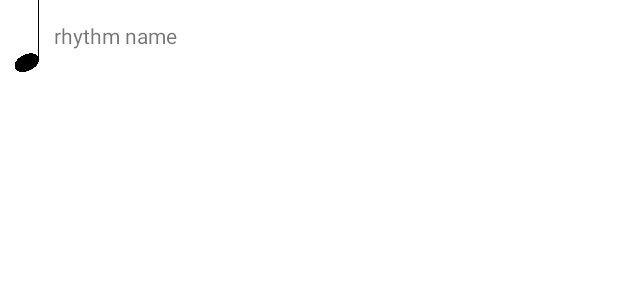
After one commit to MC-Coomber/RhythmNotator, an Android app: the layout layout_saved_rhythm.xml on its own in the app's theme, with its tools: preview values and no code run, on a phone screen of 412 x 824 dp. The commit adds this screen. Shown: the top 300 px of the screen. Run offline under Robolectric (Android 15) with nearby library versions, the phone set to English and light mode, and no system bars.

Commit message:
Saved rhythms fragment now shows list of files

```diff
--- a/app/src/main/res/layout/fragment_save.xml
+++ /dev/null
@@ -1,6 +0,0 @@
-<?xml version="1.0" encoding="utf-8"?>
-<androidx.constraintlayout.widget.ConstraintLayout
-    xmlns:android="http://schemas.android.com/apk/res/android" android:layout_width="match_parent"
-    android:layout_height="match_parent">
-
-</androidx.constraintlayout.widget.ConstraintLayout>
--- /dev/null
+++ b/app/src/main/res/layout/layout_saved_rhythm.xml
@@ -0,0 +1,22 @@
+<?xml version="1.0" encoding="utf-8"?>
+<LinearLayout xmlns:android="http://schemas.android.com/apk/res/android"
+    xmlns:app="http://schemas.android.com/apk/res-auto"
+    android:layout_width="match_parent"
+    android:layout_height="wrap_content">
+
+    <ImageView
+        android:id="@+id/imageView"
+        android:layout_width="36dp"
+        android:layout_height="48dp"
+        android:contentDescription="@string/crotchet_beat"
+        android:cropToPadding="false"
+        app:srcCompat="@drawable/crotchet" />
+
+    <TextView
+        android:id="@+id/rhythm_name"
+        android:layout_width="wrap_content"
+        android:layout_height="wrap_content"
+        android:layout_gravity="center_vertical"
+        android:layout_weight="1"
+        android:text="rhythm name" />
+</LinearLayout>
```
Also changed, not shown: app/src/main/java/com/example/rhythmnotator/MainActivity.kt (+2 -12 lines), app/src/main/java/com/example/rhythmnotator/SavedRhythmsListAdapter.kt (added, +30 -0 lines), app/src/main/java/com/example/rhythmnotator/fragments/SavedFragment.kt (deleted, +0 -19 lines), app/src/main/java/com/example/rhythmnotator/fragments/SavedRhythmsFragment.kt (added, +35 -0 lines), app/src/main/res/layout/fragment_saved_rhythms.xml (added, +12 -0 lines).
